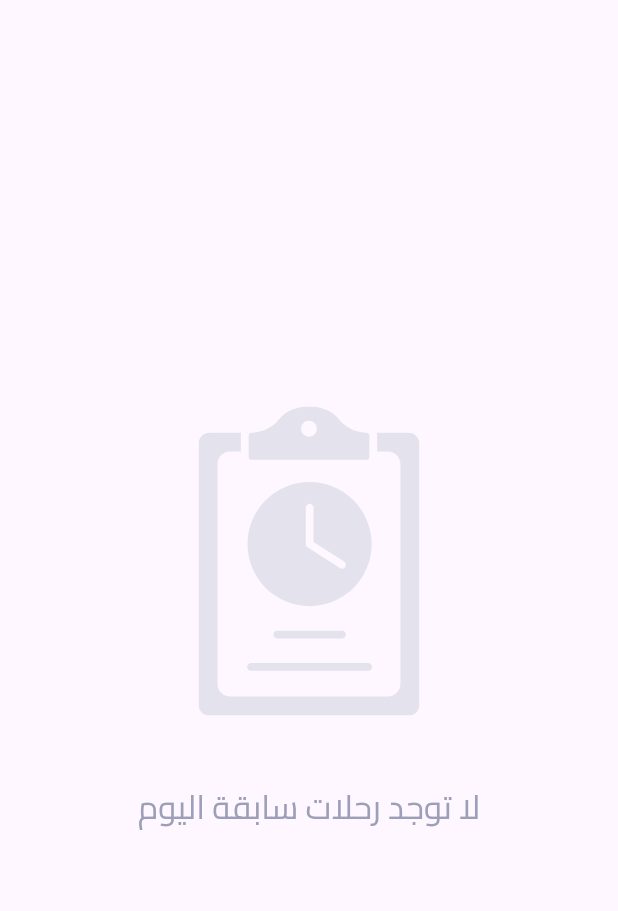
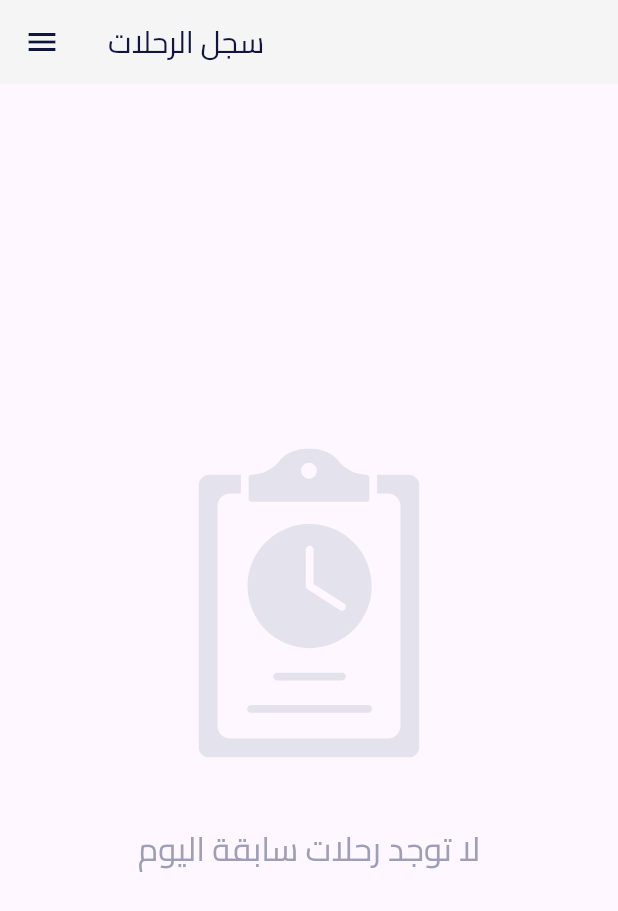
Before and after one commit to monzerabdullah/deliver_it_captin, a Flutter app: the Orders screen opened directly, on a phone screen of 412 x 824 dp. Shown: the top 911 px of the screen. Run offline on Flutter 3.47's test engine with Material 3 defaults, Android fonts, the phone set to English and light mode, and no system bars; our stand-ins replace dotted_border, flutter_svg, smooth_page_indicator.

Commit message:
fix app bar for main views

```diff
--- a/lib/main.dart
+++ b/lib/main.dart
@@ -28,9 +28,9 @@ class _MyAppState extends State<MyApp> {
       home: Directionality(
         textDirection: TextDirection.rtl,
         child: Scaffold(
-          appBar: AppBar(
-            title: const Text('الرئيسية'),
-          ),
+          // appBar: AppBar(
+          //   title: const Text('الرئيسية'),
+          // ),
           body: const [
             HomeView(),
             Orders(),
--- a/lib/views/orders_view.dart
+++ b/lib/views/orders_view.dart
@@ -8,6 +8,15 @@ class Orders extends StatelessWidget {
   @override
   Widget build(BuildContext context) {
     return Scaffold(
+      appBar: AppBar(
+        leading: IconButton(
+          icon: const Icon(Icons.menu),
+          onPressed: () {
+            Scaffold.of(context).openDrawer();
+          },
+        ),
+        title: const Text('سجل الرحلات'),
+      ),
       body: Center(
         child: Column(
           mainAxisAlignment: MainAxisAlignment.center,
```
Also changed, not shown: lib/views/home_view.dart (+22 -1 lines), lib/views/more_view.dart (+9 -0 lines).
